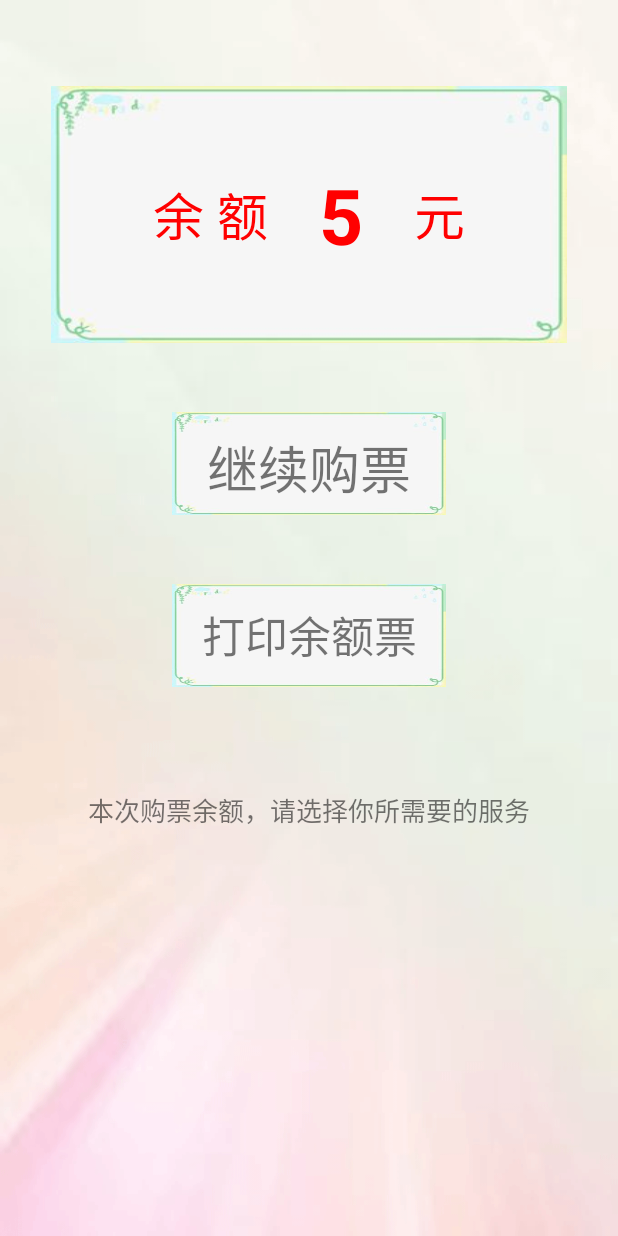
After one commit to JianJianLe/TVM, an Android app: the layout activity_pay_finish.xml on its own in the app's theme, with its tools: preview values and no code run, on a phone screen of 412 x 824 dp. The commit adds this screen. Run offline under Robolectric (Android 15) with nearby library versions, the phone set to English and light mode, and no system bars.

Commit message:
Update For 支付页面

```diff
--- /dev/null
+++ b/app/src/main/res/layout/activity_pay_finish.xml
@@ -0,0 +1,75 @@
+<?xml version="1.0" encoding="utf-8"?>
+<LinearLayout
+    xmlns:android="http://schemas.android.com/apk/res/android" android:layout_width="match_parent"
+    android:layout_height="match_parent"
+    android:background="@drawable/bg"
+    android:gravity="center_horizontal"
+    android:orientation="vertical">
+
+    <LinearLayout
+        android:layout_width="match_parent"
+        android:layout_height="@dimen/xy150dp"
+        android:layout_marginTop="@dimen/xy50dp"
+        android:layout_marginRight="@dimen/xy30dp"
+        android:layout_marginLeft="@dimen/xy30dp"
+        android:orientation="horizontal"
+        android:layout_gravity="center"
+        android:gravity="center"
+        android:background="@drawable/pay_detail">
+
+        <TextView
+            android:layout_width="wrap_content"
+            android:layout_height="wrap_content"
+            android:textSize="@dimen/xy30sp"
+            android:textColor="@color/red"
+            android:text="余 额"/>
+        <TextView
+            android:id="@+id/tv_pay_finish_remain"
+            android:layout_width="wrap_content"
+            android:layout_height="wrap_content"
+            android:textSize="@dimen/xy45sp"
+            android:padding="@dimen/xy30dp"
+            android:textStyle="bold"
+            android:gravity="center"
+            android:textColor="@color/red"
+            android:text="5"/>
+        <TextView
+            android:layout_width="wrap_content"
+            android:layout_height="wrap_content"
+            android:textSize="@dimen/xy30sp"
+            android:textColor="@color/red"
+            android:text="@string/yuan"/>
+
+    </LinearLayout>
+
+    <TextView
+        android:id="@+id/tv_pay_finish_continue"
+        android:layout_width="@dimen/xy160dp"
+        android:layout_height="@dimen/xy60dp"
+        android:layout_marginTop="@dimen/xy40dp"
+        android:text="继续购票"
+        android:textSize="@dimen/xy30sp"
+        android:background="@drawable/pay_detail"
+        android:gravity="center"
+        android:padding="@dimen/xy10dp"/>
+
+    <TextView
+        android:id="@+id/tv_pay_finish_print"
+        android:layout_width="@dimen/xy160dp"
+        android:layout_height="@dimen/xy60dp"
+        android:layout_marginTop="@dimen/xy40dp"
+        android:text="打印余额票"
+        android:textSize="@dimen/xy25sp"
+        android:background="@drawable/pay_detail"
+        android:gravity="center"
+        android:padding="@dimen/xy10dp"/>
+
+    <TextView
+        android:layout_width="match_parent"
+        android:layout_height="wrap_content"
+        android:gravity="center"
+        android:layout_marginTop="@dimen/xy60dp"
+        android:textSize="@dimen/xy15sp"
+        android:text="本次购票余额，请选择你所需要的服务"/>
+
+</LinearLayout>
--- a/app/src/main/res/values/strings.xml
+++ b/app/src/main/res/values/strings.xml
@@ -40,4 +40,7 @@
     <string name="receieve_amount">已收金额：</string>
     <string name="left_amount">未收金额：</string>
     <string name="yuan">元</string>
+    <string name="pay_success">支付成功</string>
+    <string name="get_ticket">请取走你的小票</string>
+    <string name="wait_please">耐心等候</string>
 </resources>
```
Also changed, not shown: app/src/main/java/com/tvm/tvm/activity/PayFinishActivity.java (added, +48 -0 lines), app/src/main/java/com/tvm/tvm/activity/PaySuccessActivity.java (added, +36 -0 lines), app/src/main/res/layout/activity_pay_success.xml (added, +47 -0 lines), app/src/main/res/drawable/pay_success.png (added).
